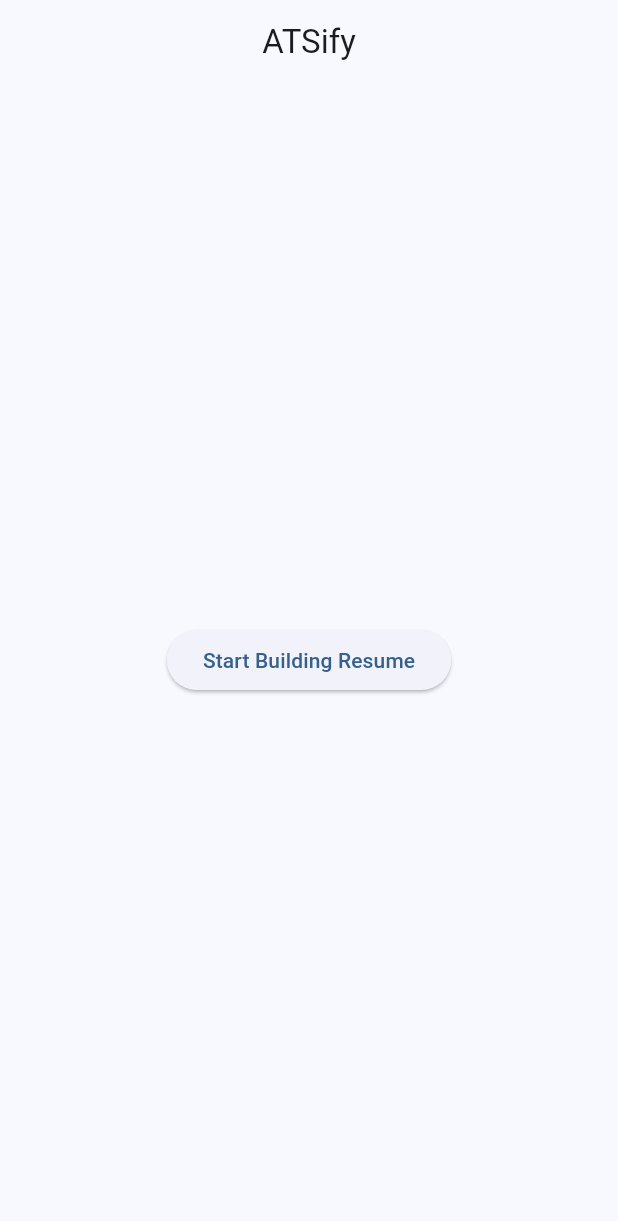
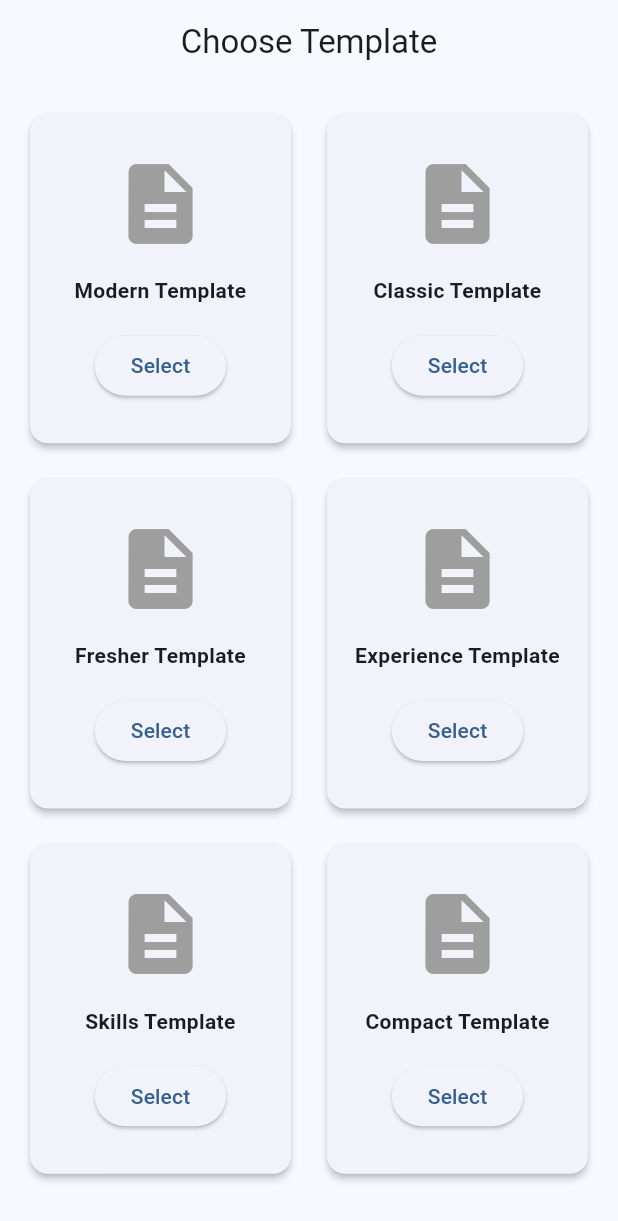
Before and after one commit to shaheednalakath/ATSify, a Flutter app: the screen it shows after launch, on a phone screen of 412 x 824 dp. Shown: the top 1221 px of the screen. Run offline on Flutter 3.47's test engine with Material 3 defaults, Android fonts, the light colour scheme and no system bars.

Commit message:
fead5 added

```diff
--- a/lib/screens/user/template_selection_screen.dart
+++ b/lib/screens/user/template_selection_screen.dart
@@ -1,21 +1,75 @@
 import 'package:flutter/material.dart';
+import 'package:provider/provider.dart';
+import '../../providers/resume_provider.dart';
 
 class TemplateSelectionScreen extends StatelessWidget {
   const TemplateSelectionScreen({super.key});
+
+  final List<Map<String, String>> templates = const [
+    {'name': 'Modern Template', 'id': 'modern'},
+    {'name': 'Classic Template', 'id': 'classic'},
+    {'name': 'Fresher Template', 'id': 'fresher'},
+    {'name': 'Experience Template', 'id': 'experience'},
+    {'name': 'Skills Template', 'id': 'skills'},
+    {'name': 'Compact Template', 'id': 'compact'},
+  ];
 
   @override
   Widget build(BuildContext context) {
     return Scaffold(
       appBar: AppBar(
-        title: const Text('ATSify'),
+        title: const Text('Choose Template'),
         centerTitle: true,
       ),
-      body: Center(
-        child: ElevatedButton(
-          onPressed: () {
-            Navigator.pushNamed(context, '/builder');
+      body: Padding(
+        padding: const EdgeInsets.all(16.0),
+        child: Consumer<ResumeProvider>(
+          builder: (context, provider, child) {
+            return GridView.builder(
+              gridDelegate: const SliverGridDelegateWithFixedCrossAxisCount(
+                crossAxisCount: 2,
+                childAspectRatio: 0.8,
+                crossAxisSpacing: 16,
+                mainAxisSpacing: 16,
+              ),
+              itemCount: templates.length,
+              itemBuilder: (context, index) {
+                final template = templates[index];
+                final isSelected = provider.selectedTemplate == template['id'];
+
+                return Card(
+                  elevation: isSelected ? 8 : 2,
+                  shape: RoundedRectangleBorder(
+                    side: BorderSide(
+                      color: isSelected ? Colors.blue : Colors.transparent,
+                      width: 2,
+                    ),
+                    borderRadius: BorderRadius.circular(12),
+                  ),
+                  child: Column(
+                    mainAxisAlignment: MainAxisAlignment.center,
+                    children: [
+                      const Icon(Icons.description, size: 64, color: Colors.grey),
+                      const SizedBox(height: 16),
+                      Text(
+                        template['name']!,
+                        style: const TextStyle(fontWeight: FontWeight.bold),
+                        textAlign: TextAlign.center,
+                      ),
+                      const SizedBox(height: 16),
+                      ElevatedButton(
+                        onPressed: () {
+                          provider.changeTemplate(template['id']!);
+                          Navigator.pushNamed(context, '/builder');
+                        },
+                        child: Text(isSelected ? 'Selected' : 'Select'),
+                      ),
+                    ],
+                  ),
+                );
+              },
+            );
           },
-          child: const Text('Start Building Resume'),
         ),
       ),
     );
--- a/lib/widgets/template_selector.dart
+++ b/lib/widgets/template_selector.dart
@@ -3,6 +3,9 @@ import '../models/resume_model.dart';
 import '../templates/modern_template.dart';
 import '../templates/classic_template.dart';
 import '../templates/fresher_template.dart';
+import '../templates/experience_template.dart';
+import '../templates/skills_template.dart';
+import '../templates/compact_template.dart';
 
 Widget getTemplate(String template, ResumeModel data) {
   switch (template.toLowerCase()) {
@@ -10,6 +13,12 @@ Widget getTemplate(String template, ResumeModel data) {
       return ClassicTemplate(data: data);
     case 'fresher':
       return FresherTemplate(data: data);
+    case 'experience':
+      return ExperienceTemplate(data: data);
+    case 'skills':
+      return SkillsTemplate(data: data);
+    case 'compact':
+      return CompactTemplate(data: data);
     case 'modern':
     default:
       return ModernTemplate(data: data);
```
Also changed, not shown: lib/templates/compact_template.dart (added, +47 -0 lines), lib/templates/experience_template.dart (added, +46 -0 lines), lib/templates/skills_template.dart (added, +51 -0 lines), 1 other file.
